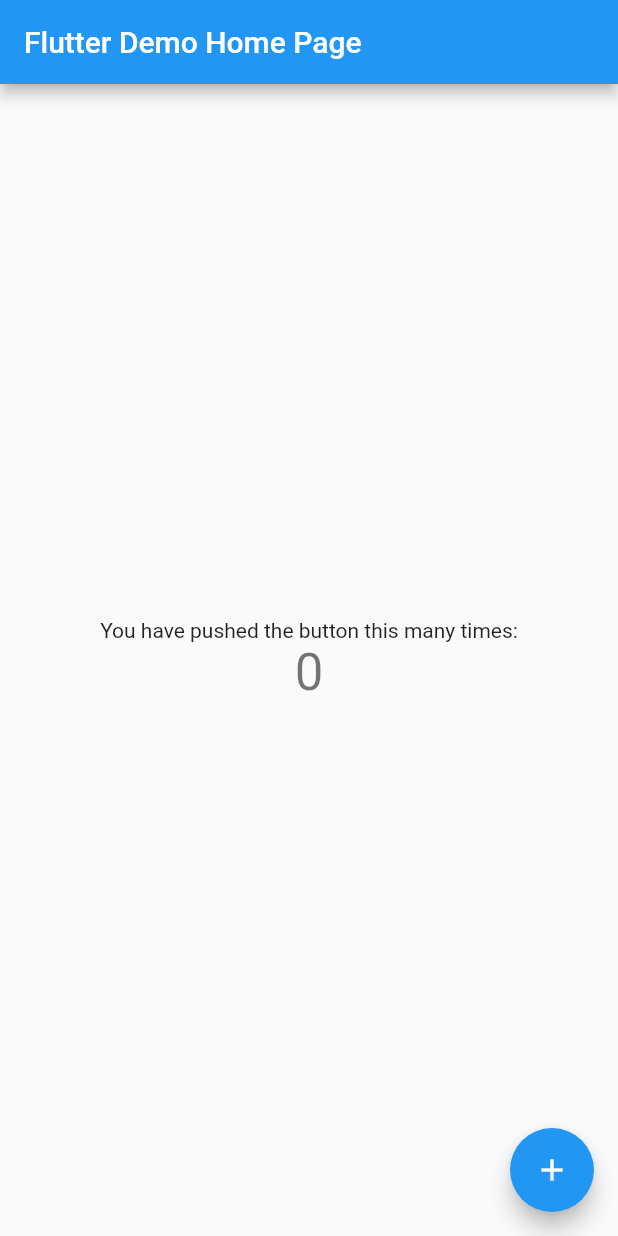
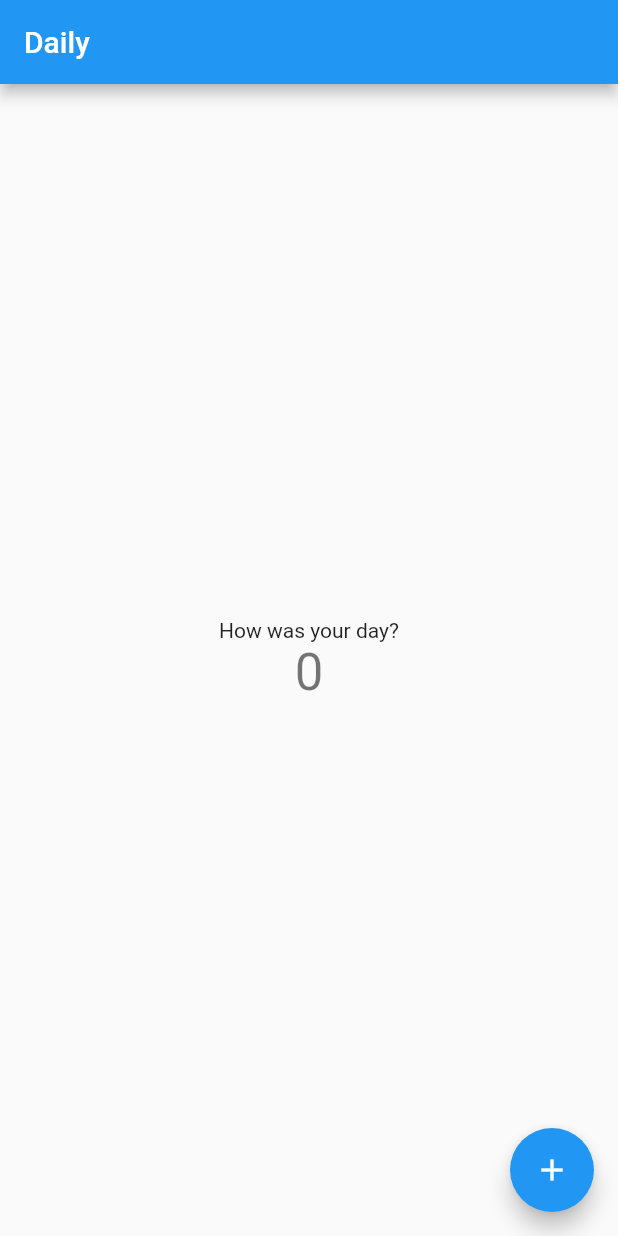
Before and after one commit to bld010/daily_tracker_app, a Flutter app: the screen it shows after launch, on a phone screen of 412 x 824 dp. Run offline on Flutter 3.47's test engine with Material 2 defaults, Android fonts, the phone set to English and light mode, and no system bars.

Commit message:
Change titles

```diff
--- a/lib/main.dart
+++ b/lib/main.dart
@@ -7,7 +7,7 @@
   @override
   Widget build(BuildContext context) {
     return MaterialApp(
-      title: 'Flutter Demo',
+      title: 'Daily',
       theme: ThemeData(
         // This is the theme of your application.
         //
@@ -20,7 +20,7 @@
         // is not restarted.
         primarySwatch: Colors.blue,
       ),
-      home: MyHomePage(title: 'Flutter Demo Home Page'),
+      home: MyHomePage(title: 'Daily'),
     );
   }
 }
@@ -92,7 +92,7 @@
           mainAxisAlignment: MainAxisAlignment.center,
           children: <Widget>[
             Text(
-              'You have pushed the button this many times:',
+              'How was your day?',
             ),
             Text(
               '$_counter',
```
